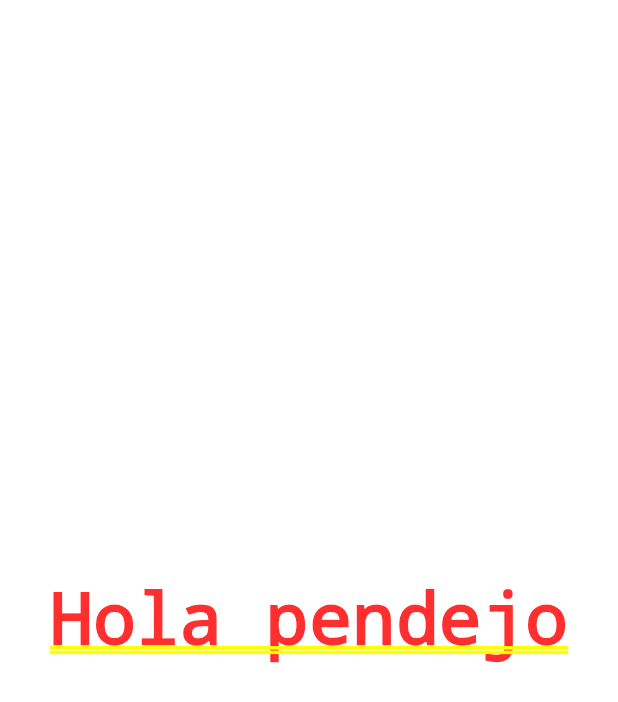
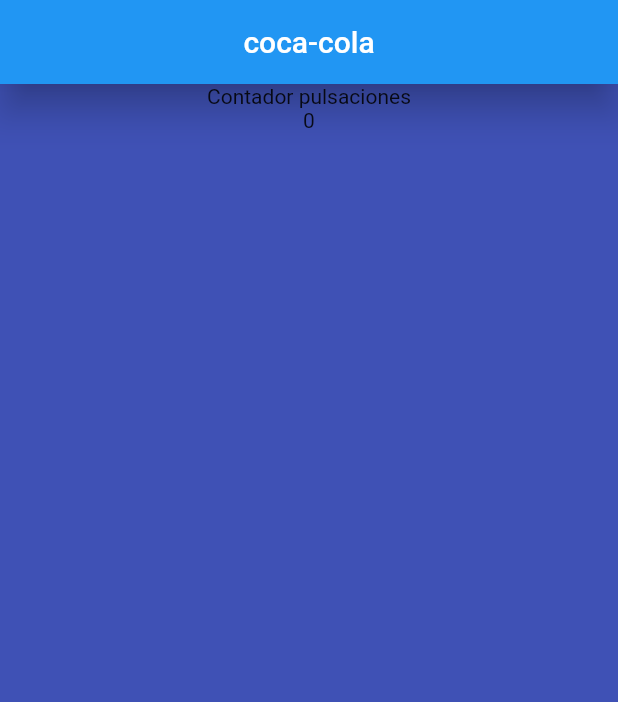
Before and after one commit to wirlowsky/curso_udemy_flutter, a Flutter app: the screen it shows after launch, on a phone screen of 412 x 824 dp. Shown: the top 702 px of the screen. Run offline on Flutter 3.47's test engine with Material 2 defaults, Android fonts, the phone set to English and light mode, and no system bars.

Commit message:
Diversificación de lógica y creación de una nueva pantalla principal

```diff
--- a/lib/main.dart
+++ b/lib/main.dart
@@ -1,21 +1,23 @@
+import 'package:flutter/material.dart';
+import 'package:my_app/screens/home_screen.dart';
 
-
-
-
-import 'package:flutter/material.dart';
-
+//Función principal de la aplicación.
 void main(){
-  runApp(MyApp());
+  runApp(const MyApp());
 
 }
 
 class MyApp extends StatelessWidget{
+  //Constructor con la llave
+  const MyApp({super.key});
+
+
+  //En el build es donde creamos el widget que nosotros queremos
   @override
   Widget build(BuildContext context) {
-   return MaterialApp(
-     home:Center(
-       child: Text('Hola pendejo'),
-     )
+   return const MaterialApp(
+     debugShowCheckedModeBanner: false,
+     home: HomeScreen()
 
    );
   }
--- /dev/null
+++ b/lib/screens/home_screen.dart
@@ -0,0 +1,42 @@
+import 'package:flutter/material.dart';
+
+class HomeScreen extends StatelessWidget{
+
+
+  //Constructor constante
+  const HomeScreen({super.key});
+
+
+
+
+
+
+  @override
+  Widget build(BuildContext context) {
+
+
+   return  Scaffold(
+     appBar: AppBar(
+       title: const Center(
+         child: Text('coca-cola'),
+       ),
+       elevation: 10,
+     ),
+     backgroundColor: Colors.indigo,
+     body:  Center(
+       child: Column(
+            children: const [
+           Text('Contador pulsaciones'),
+           Text('0')
+         ],
+       ),
+
+     )
+   );
+  }
+
+
+
+
+
+}
```
